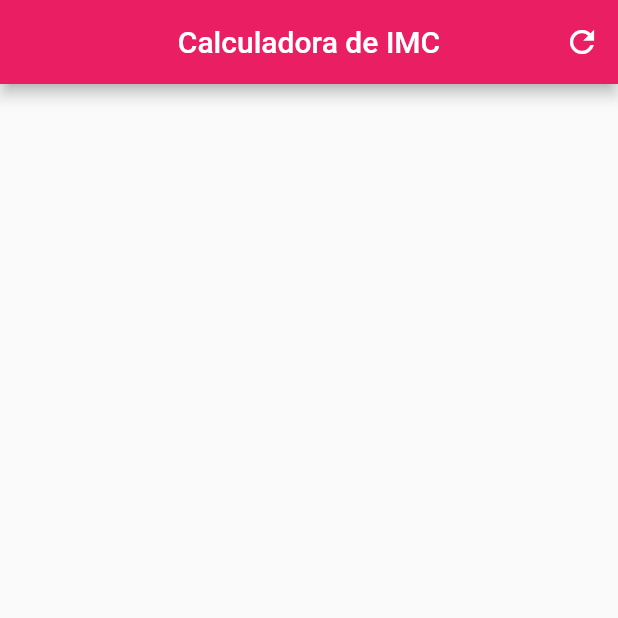
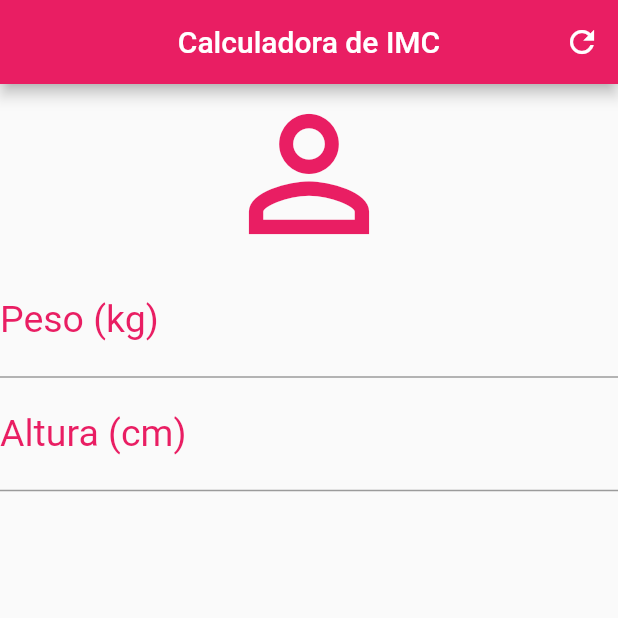
Before and after one commit to CaetanoMatheus/bmi-calculator, a Flutter app: the screen it shows after launch, on a phone screen of 412 x 824 dp, the top half of it. Run offline on Flutter 3.47's test engine with Material 2 defaults, Android fonts, the phone set to English and light mode, and no system bars.

Commit message:
Added Input Fields

```diff
--- a/lib/main.dart
+++ b/lib/main.dart
@@ -32,6 +32,30 @@ class _HomeScreenState extends State<HomeScreen> {
           )
         ],
       ),
+      body: Column(
+        crossAxisAlignment: CrossAxisAlignment.stretch,
+        children: [
+          Icon(Icons.person_outline, size: 120, color: Colors.pink),
+          TextField(
+            keyboardType: TextInputType.number,
+            decoration: InputDecoration(
+              labelText: 'Peso (kg)',
+              labelStyle: TextStyle(color: Colors.pink),
+            ),
+            textAlign: TextAlign.center,
+            style: TextStyle(fontSize: 25),
+          ),
+          TextField(
+            keyboardType: TextInputType.number,
+            decoration: InputDecoration(
+              labelText: 'Altura (cm)',
+              labelStyle: TextStyle(color: Colors.pink),
+            ),
+            textAlign: TextAlign.center,
+            style: TextStyle(fontSize: 25),
+          )
+        ],
+      ),
     );
   }
 }
```
